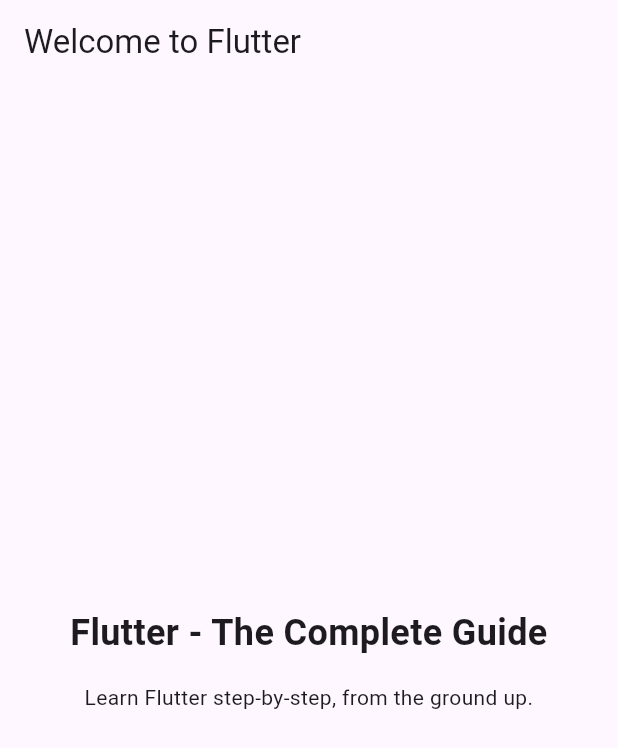
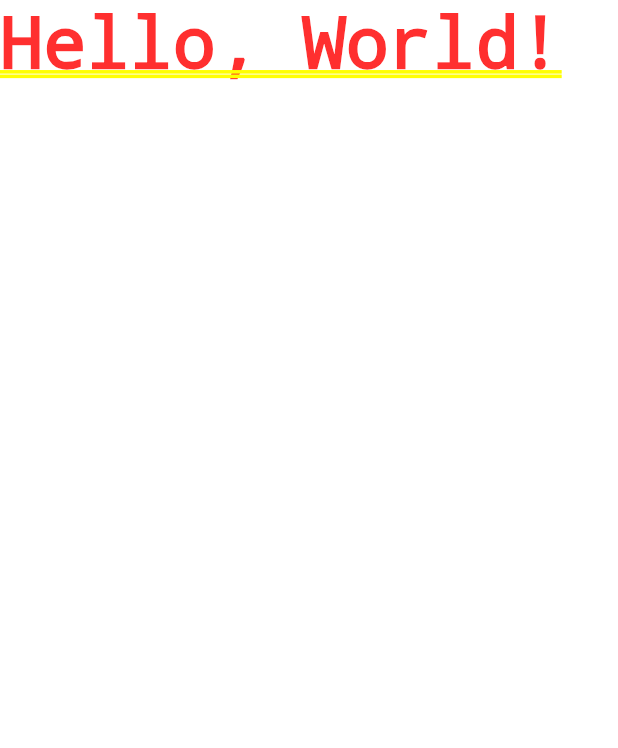
Before and after one commit to njange/ROLL_DICE_APP, a Flutter app: the screen it shows after launch, on a phone screen of 412 x 824 dp. Shown: the top 748 px of the screen. Run offline on Flutter 3.47's test engine with Material 3 defaults, Android fonts, the phone set to English and light mode, and no system bars.

```diff
--- a/lib/main.dart
+++ b/lib/main.dart
@@ -1,54 +1,5 @@
 import 'package:flutter/material.dart';
 
 void main() {
-  runApp(const MyApp());
+  runApp(const MaterialApp(home: Text('Hello, World!')));
 }
-
-// With Flutter, you create user interfaces by combining "widgets"
-// You'll learn all about them (and much more) throughout this course!
-class MyApp extends StatelessWidget {
-  const MyApp({super.key});
-
-  // Every custom widget must have a build() method
-  // It tells Flutter, which widgets make up your custom widget
-  // Again: You'll learn all about that throughout the course!
-  @override
-  Widget build(BuildContext context) {
-    // Below, a bunch of built-in widgets are used (provided by Flutter)
-    // They will be explained in the next sections
-    // In this course, you will, of course, not just use them a lot but
-    // also learn about many other widgets!
-    return MaterialApp(
-      title: 'Flutter First App',
-      theme: ThemeData(useMaterial3: true),
-      home: Scaffold(
-        appBar: AppBar(
-          title: const Text('Welcome to Flutter'),
-        ),
-        body: Container(
-          width: double.infinity,
-          padding: const EdgeInsets.all(12),
-          child: Column(
-            mainAxisAlignment: MainAxisAlignment.center,
-            crossAxisAlignment: CrossAxisAlignment.center,
-            children: const [
-              Text(
-                'Flutter - The Complete Guide',
-                textAlign: TextAlign.center,
-                style: TextStyle(
-                  fontSize: 24,
-                  fontWeight: FontWeight.bold,
-                ),
-              ),
-              SizedBox(height: 16),
-              Text(
-                'Learn Flutter step-by-step, from the ground up.',
-                textAlign: TextAlign.center,
-              ),
-            ],
-          ),
-        ),
-      ),
-    );
-  }
-}
```
